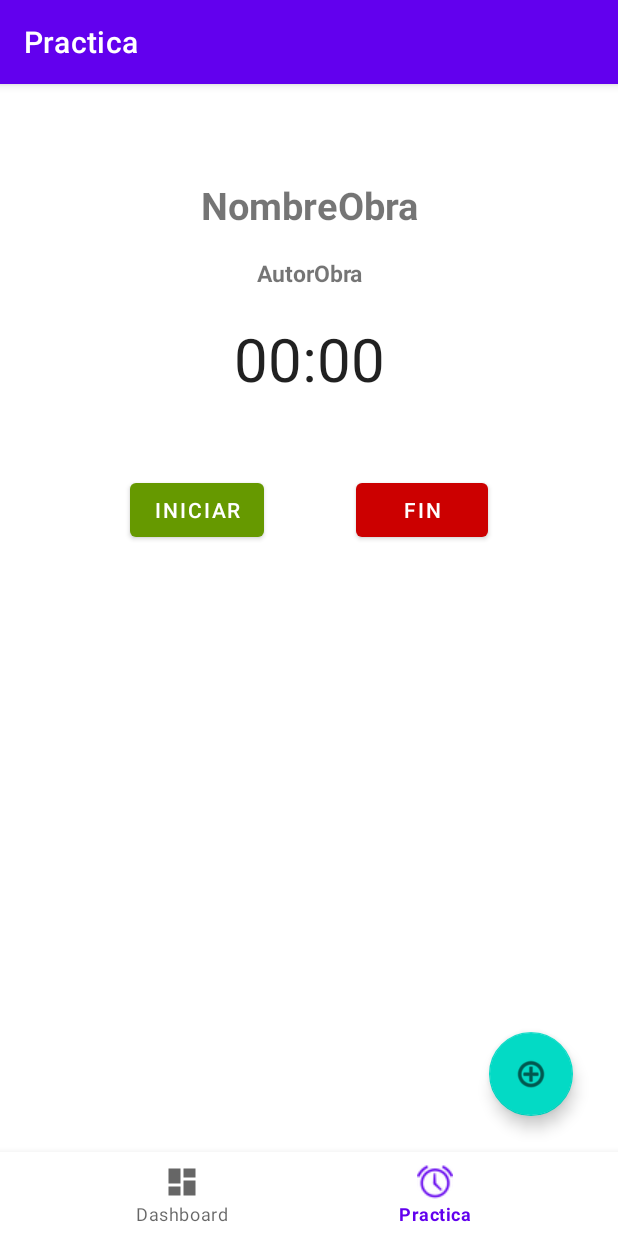
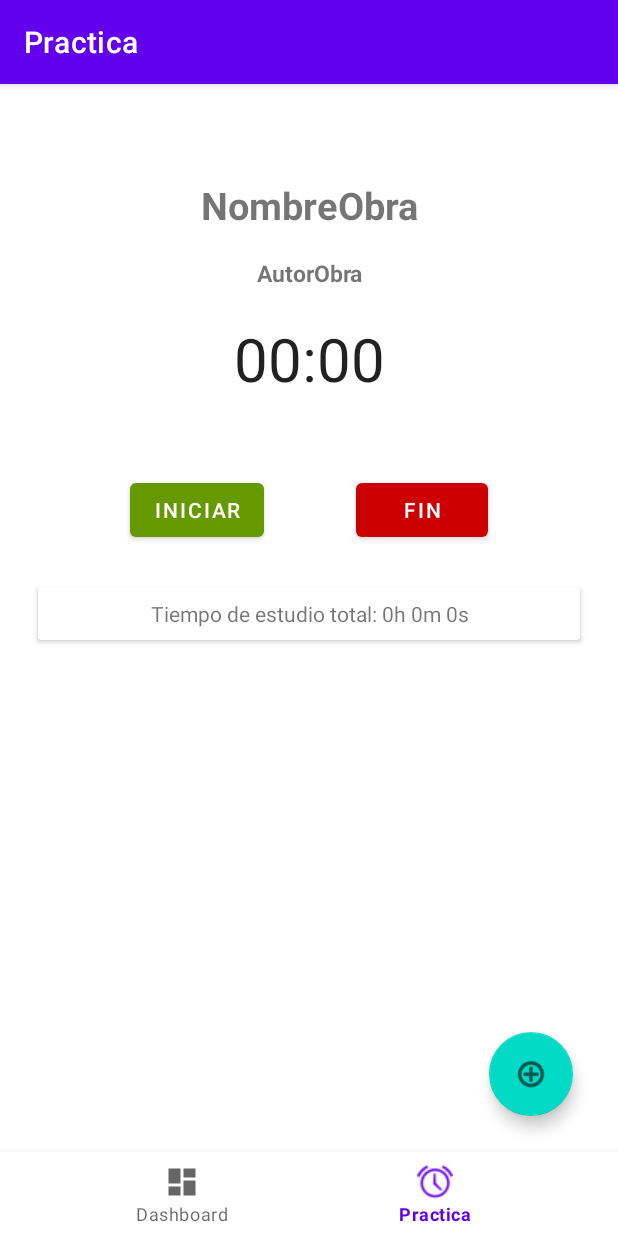
Before and after one commit to jlgallego99/AndroidPracticeTracker, an Android app: the fragment ObraDetalleFragment placed in its activity, item 2 of the bottom bar chosen, on a phone screen of 412 x 824 dp. Run offline under Robolectric (Android 15) with nearby library versions, the phone set to English and light mode, and no system bars; our stand-ins replace navigation-ui; libraries missing offline, so code that uses them is left out: com.github.mikephil.charting; 22 statements that could not run were skipped.

Commit message:
Mostrar tiempo estudio

```diff
--- a/app/src/main/java/com/example/androidpracticetracker/ui/dashboard/DashboardFragment.java
+++ b/app/src/main/java/com/example/androidpracticetracker/ui/dashboard/DashboardFragment.java
@@ -47,6 +47,8 @@ public class DashboardFragment extends Fragment {
     private LineData lineData;
     private LineDataSet lineDataSet;
 
+    private TextView textoHorasTotal;
+
     private ArrayList<String> semanaEjeX = new ArrayList<>(Arrays.asList("L", "M", "X", "J", "V", "S", "D"));
 
     public View onCreateView(@NonNull LayoutInflater inflater,
@@ -54,6 +56,13 @@ public class DashboardFragment extends Fragment {
         sharedPreferences = getActivity().getPreferences(Context.MODE_PRIVATE);
         binding = FragmentDashboardBinding.inflate(inflater, container, false);
         View root = binding.getRoot();
+
+        textoHorasTotal = root.findViewById(R.id.textoHorasTotal);
+        float total = totalSemanal();
+        int horas = (int) total / 3600;
+        int minutos = (int) (total % 3600) / 60;
+        int segundos = (int) total % 60;
+        textoHorasTotal.setText("Total estudiado esta semana: " + horas + "h " + minutos + "m " + segundos + "s ");
 
         return root;
     }
@@ -89,7 +98,7 @@ public class DashboardFragment extends Fragment {
         barData = new BarData(barDataSet);
 
         barChart = view.findViewById(R.id.graficaSemanal);
-        barChart.setExtraBottomOffset(100f);
+        barChart.getLegend().setEnabled(false);
         barChart.getDescription().setEnabled(false);
         XAxis xAxis = barChart.getXAxis();
         xAxis.setAxisMinimum(0);
@@ -107,6 +116,17 @@ public class DashboardFragment extends Fragment {
         barDataSet.setValueTextColor(Color.BLACK);
     }
 
+    protected float totalSemanal() {
+        float total = 0f;
+        Obra[] obras = gson.fromJson(sharedPreferences.getString("Obras", ""), Obra[].class);
+
+        for (int i = 0; i < obras.length; i++) {
+            total += obras[i].getTiempoEstudiado();
+        }
+
+        return total;
+    }
+
     @Override
     public void onDestroyView() {
         super.onDestroyView();
--- a/app/src/main/java/com/example/androidpracticetracker/ui/practica/ObraDetalleFragment.java
+++ b/app/src/main/java/com/example/androidpracticetracker/ui/practica/ObraDetalleFragment.java
@@ -32,7 +32,7 @@ public class ObraDetalleFragment extends Fragment {
     private boolean stopped;    // Indica si el cronómetro está parado o no
     private long offset;        // Tiempo que lleva parado el cronómetro
 
-    private TextView textoAutor, textoNombre;
+    private TextView textoAutor, textoNombre, textoHorasObras;
     private FragmentObraDetalleBinding binding;
     private SharedPreferences sharedPreferences;
     private SharedPreferences.Editor editorObras;
@@ -125,6 +125,13 @@ public class ObraDetalleFragment extends Fragment {
         textoAutor.setText(o.getAutor());
         textoNombre.setText(o.getNombre());
 
+        textoHorasObras = root.findViewById(R.id.textoHorasObra);
+        float total = o.getTiempoEstudiado();
+        int horas = (int) total / 3600;
+        int minutos = (int) (total % 3600) / 60;
+        int segundos = (int) total % 60;
+        textoHorasObras.setText("Tiempo de estudio total: " + horas + "h " + minutos + "m " + segundos + "s");
+
         return root;
     }
 
--- a/app/src/main/res/layout/fragment_obra_detalle.xml
+++ b/app/src/main/res/layout/fragment_obra_detalle.xml
@@ -70,4 +70,32 @@
         app:layout_constraintStart_toStartOf="parent"
         app:layout_constraintTop_toBottomOf="@+id/simpleChronometer" />
 
+    <androidx.cardview.widget.CardView
+        android:layout_width="match_parent"
+        android:layout_height="35dp"
+        android:layout_marginTop="125dp"
+        android:layout_marginLeft="25dp"
+        android:layout_marginRight="25dp"
+        app:layout_constraintEnd_toEndOf="parent"
+        app:layout_constraintStart_toStartOf="parent"
+        app:layout_constraintTop_toBottomOf="@+id/simpleChronometer">
+
+        <androidx.constraintlayout.widget.ConstraintLayout
+            android:layout_width="match_parent"
+            android:layout_height="match_parent">
+
+            <TextView
+                android:id="@+id/textoHorasObra"
+                android:layout_width="wrap_content"
+                android:layout_height="wrap_content"
+                android:gravity="center"
+                android:text="TextView"
+                app:layout_constraintBottom_toBottomOf="parent"
+                app:layout_constraintEnd_toEndOf="parent"
+                app:layout_constraintStart_toStartOf="parent"
+                app:layout_constraintTop_toTopOf="parent" />
+        </androidx.constraintlayout.widget.ConstraintLayout>
+
+    </androidx.cardview.widget.CardView>
+
 </androidx.constraintlayout.widget.ConstraintLayout>
```
Also changed, not shown: app/src/main/res/layout/fragment_dashboard.xml (+29 -0 lines).
